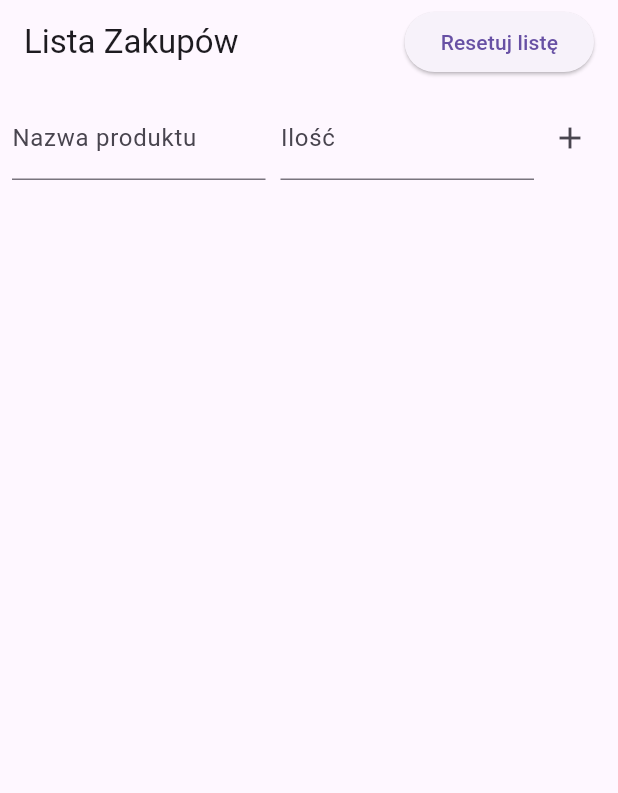
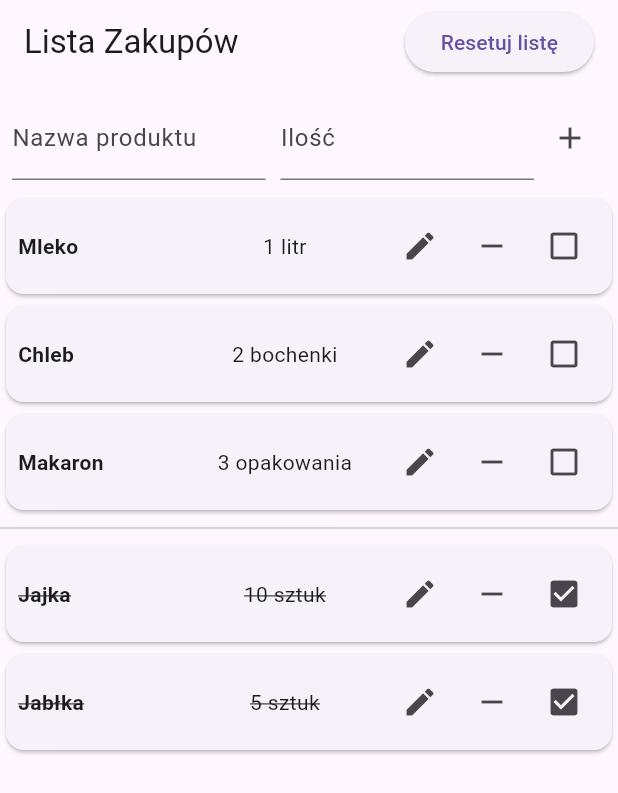
Before and after one commit to tojapawel/shopping_list_flutter, a Flutter app: the screen it shows after launch, on a phone screen of 412 x 824 dp. Shown: the top 793 px of the screen. Run offline on Flutter 3.47's test engine with Material 3 defaults, Android fonts, the phone set to English and light mode, and no system bars.

Commit message:
fixed bugs

```diff
--- a/lib/shopping_list.dart
+++ b/lib/shopping_list.dart
@@ -1,4 +1,3 @@
-// shopping_list.dart
 import 'package:flutter/material.dart';
 
 class ShoppingList extends StatefulWidget {
@@ -7,7 +6,13 @@ class ShoppingList extends StatefulWidget {
 }
 
 class _ShoppingListState extends State<ShoppingList> {
-  List<Map<String, dynamic>> products = [];
+  List<Map<String, dynamic>> products = [
+    {'name': 'Mleko', 'quantity': '1 litr', 'purchased': false},
+    {'name': 'Chleb', 'quantity': '2 bochenki', 'purchased': false},
+    {'name': 'Jajka', 'quantity': '10 sztuk', 'purchased': true},
+    {'name': 'Jabłka', 'quantity': '5 sztuk', 'purchased': true},
+    {'name': 'Makaron', 'quantity': '3 opakowania', 'purchased': false},
+  ];
 
   TextEditingController productController = TextEditingController();
   TextEditingController quantityController = TextEditingController();
@@ -152,7 +157,6 @@ class _ShoppingListState extends State<ShoppingList> {
             ),
           ),
           Expanded(
-            child: Expanded(
             child: ListView.builder(
               itemCount: products.length,
               itemBuilder: (context, index) {
@@ -221,7 +225,6 @@ class _ShoppingListState extends State<ShoppingList> {
               },
             ),
           ),
-          ),
         ],
       ),
     );
```
Lines whose indentation alone changed are shown as unchanged.
